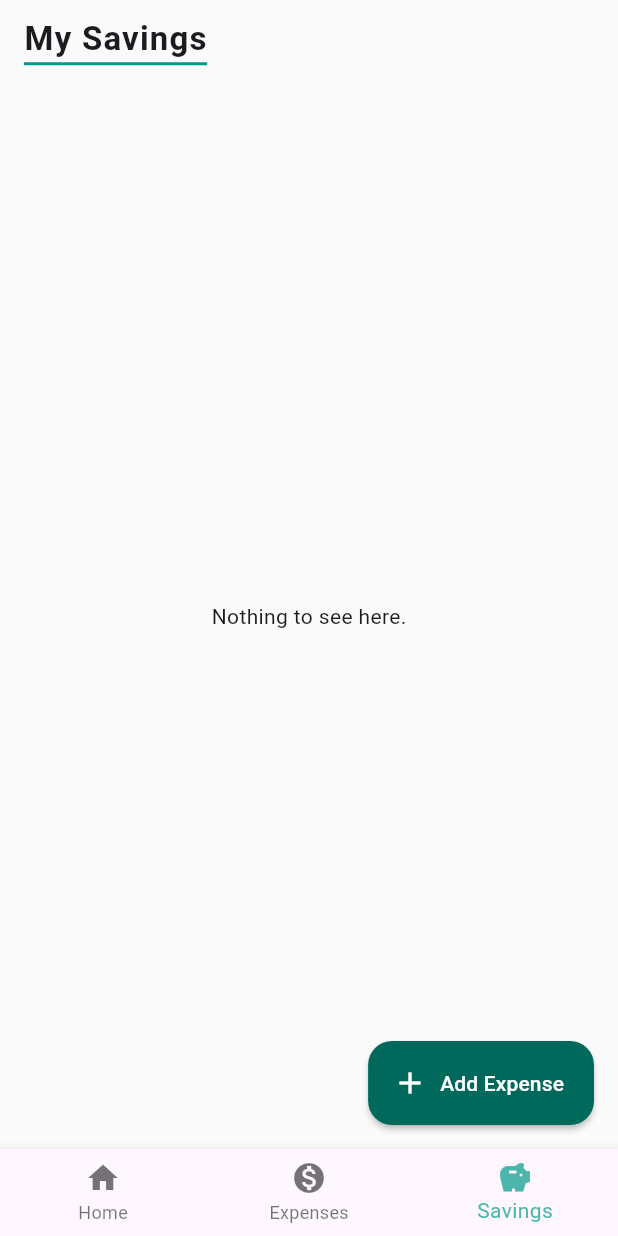
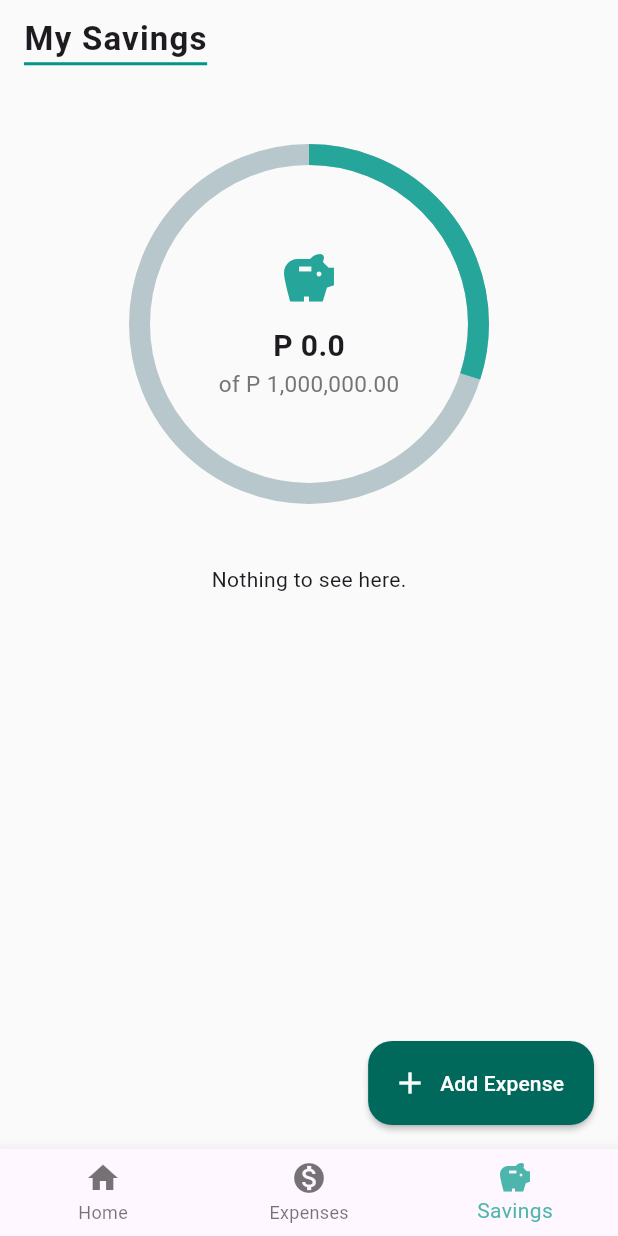
Before and after one commit to gabify/expense-tracker, a Flutter app: the screen it shows after launch, item 3 of the bottom bar chosen, on a phone screen of 412 x 824 dp. Run offline on Flutter 3.47's test engine with Material 3 defaults, Android fonts, the phone set to English and light mode, and no system bars; drawn by our look-alikes of percent_indicator; our stand-ins replace sqflite; accounts and stored records are empty; statements that could not run were skipped.

Commit message:
Added circular percentage indicator on savings screen

```diff
--- a/lib/Savings/SavingsDashboard.dart
+++ b/lib/Savings/SavingsDashboard.dart
@@ -1,7 +1,7 @@
 import 'package:expense_tracker/Savings/SavingsList.dart';
 import 'package:expense_tracker/Services/BudgetProvider.dart';
-import 'package:expense_tracker/Services/savings.dart';
 import 'package:flutter/material.dart';
+import 'package:percent_indicator/circular_percent_indicator.dart';
 import 'package:provider/provider.dart';
 
 class SavingsDashboard extends StatelessWidget {
@@ -10,6 +10,7 @@ class SavingsDashboard extends StatelessWidget {
   @override
   Widget build(BuildContext context) {
     final data = context.watch<BudgetProvider>().savings;
+    final totalSavings = context.watch<BudgetProvider>().totalSavings;
     return Scaffold(
         backgroundColor: Colors.grey[50],
         appBar: AppBar(
@@ -35,8 +36,48 @@ class SavingsDashboard extends StatelessWidget {
           ),
       ),
       body: Container(
-        margin: EdgeInsets.symmetric(horizontal: 15, vertical: 20),
-        child: SavingsList(savings: data),
+        margin: EdgeInsets.symmetric(horizontal: 15, vertical: 40),
+        child: SingleChildScrollView(
+          child: Column(
+            children: [
+              CircularPercentIndicator(
+                radius: 120,
+                center: Column(
+                  mainAxisAlignment: MainAxisAlignment.center,
+                  children: [
+                    Icon(
+                      Icons.savings,
+                      size: 40,
+                      color: Colors.teal[400],
+                    ),
+                    SizedBox(height: 10,),
+                    Text(
+                      'P ${totalSavings}',
+                      style: TextStyle(
+                        fontSize: 20,
+                        fontWeight: FontWeight.bold,
+                      ),
+                    ),
+                    Text(
+                      'of P 1,000,000.00',
+                      style: TextStyle(
+                        fontSize: 15,
+                        color: Colors.grey[600],
+                      ),
+                    ),
+                  ],
+                ),
+                progressColor: Colors.teal[400],
+                percent: 0.3,
+                animation: true,
+                backgroundWidth: 14,
+                lineWidth: 14,
+              ),
+              SizedBox(height: 40,),
+              SavingsList(savings: data)
+            ],
+          ),
+        ),
       ),
     );
   }
--- a/pubspec.yaml
+++ b/pubspec.yaml
@@ -39,6 +39,7 @@ dependencies:
   provider: ^6.1.5
   sqflite: ^2.4.2
   intl: ^0.20.2
+  percent_indicator: ^4.2.5
 
 dev_dependencies:
   flutter_test:
```
Also changed, not shown: pubspec.lock.
